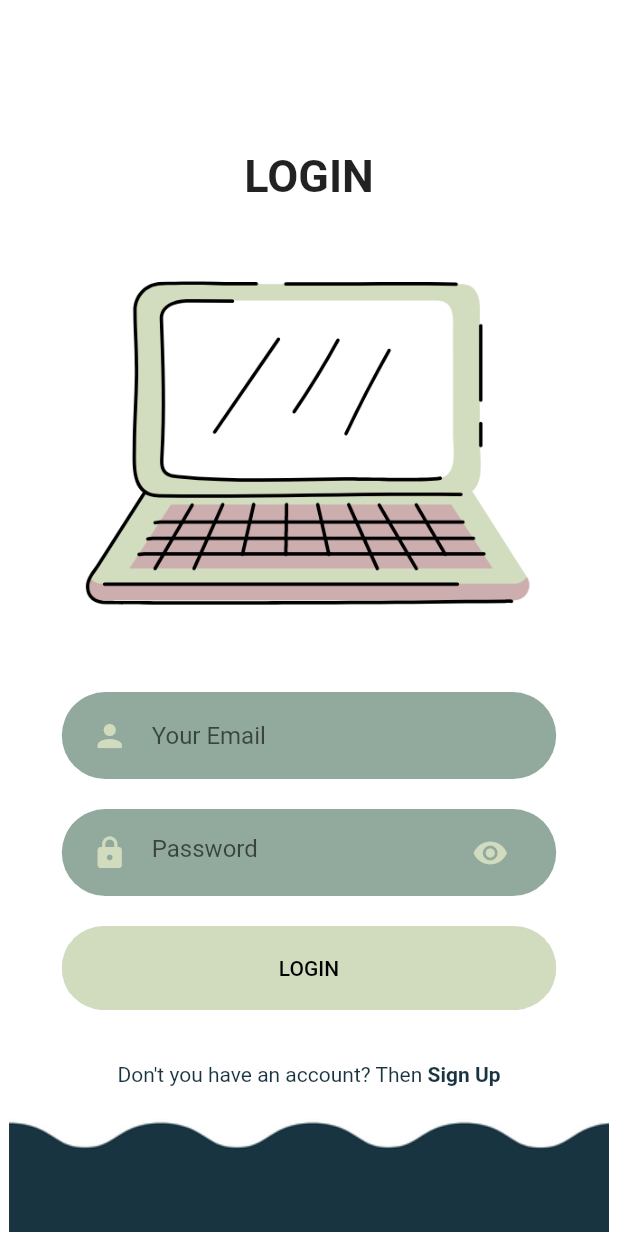
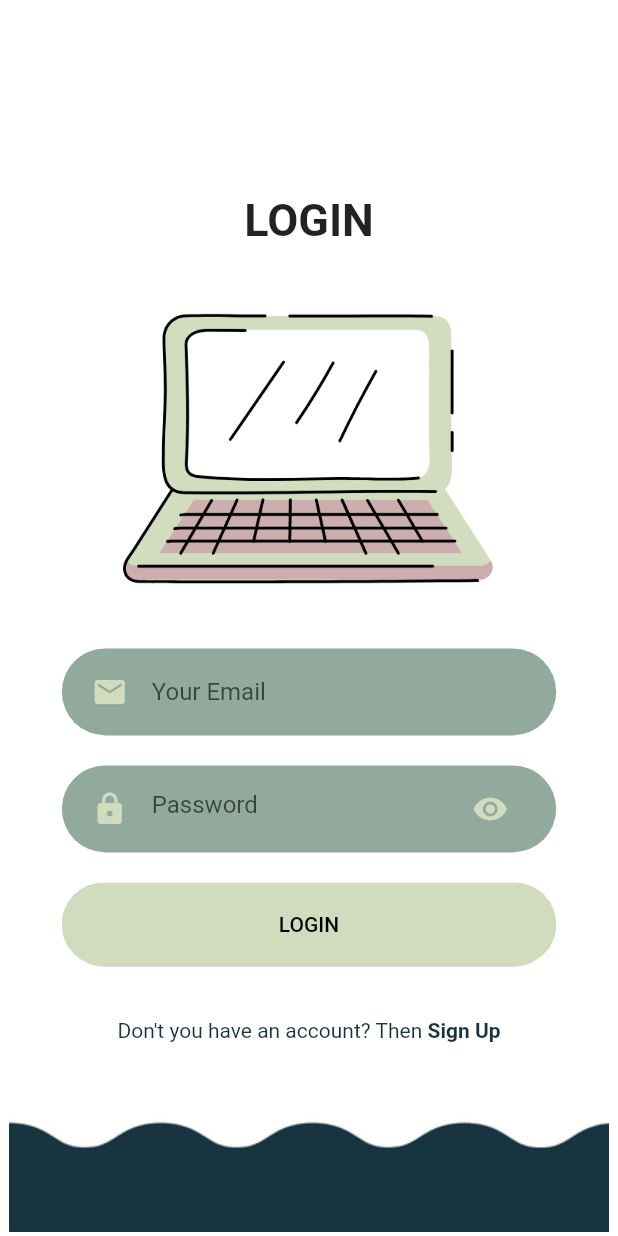
Before and after one commit to deryanurcaman/ClassifiedsMobileApp, a Flutter app: the screen it shows after launch, after a tap on "LOGIN", on a phone screen of 412 x 824 dp. Run offline on Flutter 3.47's test engine with Material 2 defaults, Android fonts, the phone set to English and light mode, and no system bars.

Commit message:
mini edit

```diff
--- a/classifieds_mobile_app/lib/Pages/Login/components/body.dart
+++ b/classifieds_mobile_app/lib/Pages/Login/components/body.dart
@@ -26,10 +26,9 @@ class Body extends StatelessWidget {
             SizedBox(height: size.height * 0.01),
             Image.asset(
               "assets/images/computer.png",
-              height: 300,
-              width: 300
+              height: 250,
+              width: 250
             ),
-            SizedBox(height: size.height * 0.01),
           InputField(
               hintText: "Your Email",
               onChanged: (value) {},
--- a/classifieds_mobile_app/lib/Pages/Signup/components/background.dart
+++ b/classifieds_mobile_app/lib/Pages/Signup/components/background.dart
@@ -29,7 +29,7 @@ class Background extends StatelessWidget {
             bottom: 0,
             left: 0,
             child: Image.asset(
-              "assets/images/main_bottom.png",
+              "assets/images/signup_bottom.png",
               width: size.width * 0.32,
             ),
           ),
--- a/classifieds_mobile_app/lib/Pages/Welcome/components/body.dart
+++ b/classifieds_mobile_app/lib/Pages/Welcome/components/body.dart
@@ -16,7 +16,7 @@ class Body extends StatelessWidget {
           mainAxisAlignment: MainAxisAlignment.center,
           children: <Widget>[
             SizedBox(height: size.height * 0.13),
-            Image.asset('assets/images/welcome.png', height: 350, width: 350 ),
+            Image.asset('assets/images/welcome.png', height: 320, width: 320 ),
             SizedBox(height: size.height * 0.02),
             RoundedButton(
               text: "LOGIN",
--- a/classifieds_mobile_app/lib/components/input_field.dart
+++ b/classifieds_mobile_app/lib/components/input_field.dart
@@ -9,7 +9,7 @@ class InputField extends StatelessWidget {
   const InputField({
     Key key,
     this.hintText,
-    this.icon = Icons.person,
+    this.icon = Icons.mail,
     this.onChanged,
   }) : super(key: key);
 
```
Also changed, not shown: classifieds_mobile_app/assets/images/signup_bottom.png (renamed from classifieds_mobile_app/assets/images/main_bottom.png).
